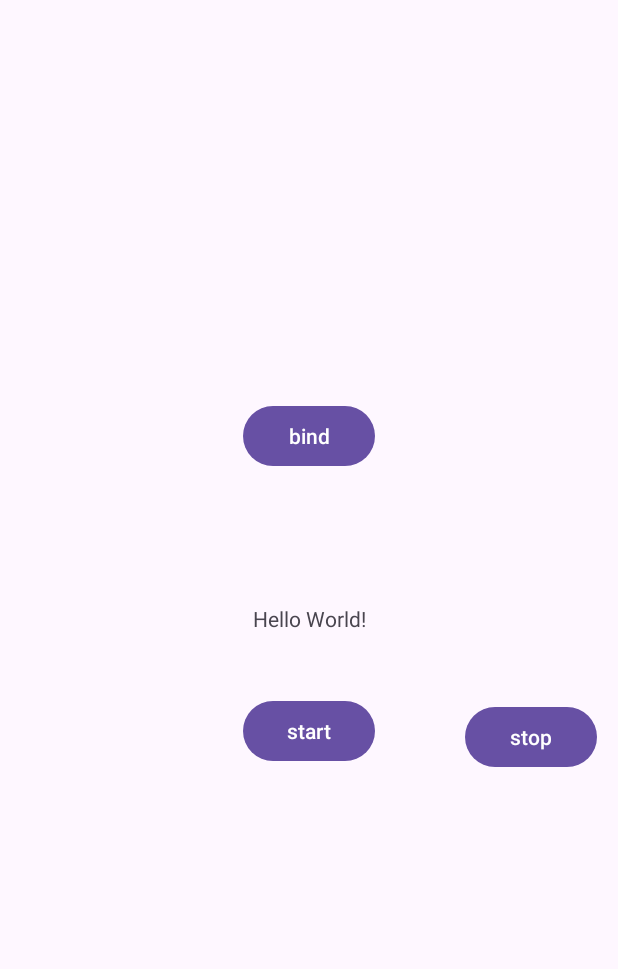
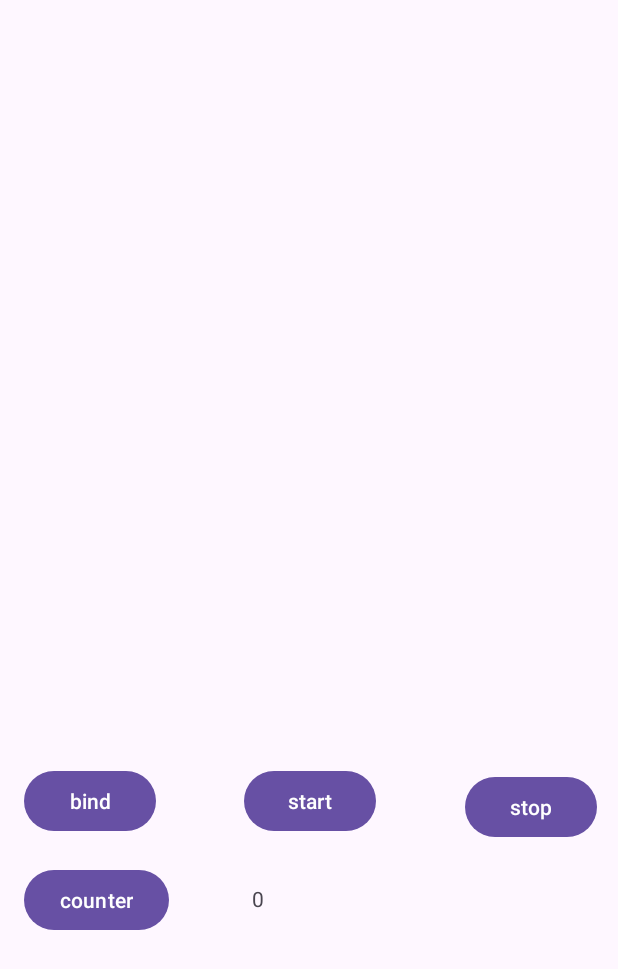
Before and after one commit to abdultanveer/Day3pay, an Android app: the screen it shows after launch (MainActivity), on a phone screen of 412 x 824 dp. Shown: the top 969 px of the screen. Run offline under Robolectric (Android 15) with nearby library versions, the phone set to English and light mode, and no system bars.

Commit message:
life b4 viewmodel

```diff
--- a/app/src/main/java/com/example/day3pay/MainActivity.kt
+++ b/app/src/main/java/com/example/day3pay/MainActivity.kt
@@ -16,11 +16,13 @@ import kotlin.math.sin
 //mainActivity  = client and MyServices is serving music
 class MainActivity : AppCompatActivity() {
     lateinit var mainTv:TextView
-lateinit var additionService: AdditionService
+    var  count = 0  //server-db
+    lateinit var additionService: AdditionService
     override fun onCreate(savedInstanceState: Bundle?) {
         super.onCreate(savedInstanceState)
         setContentView(R.layout.activity_main)
         mainTv = findViewById(R.id.tvMain)
+        mainTv.setText(""+count)
 
     }
 
@@ -61,4 +63,9 @@ lateinit var additionService: AdditionService
             TODO("Not yet implemented")
         }
     }
+
+    fun incrementCount(view: View) {
+        count++
+        mainTv.setText(""+count)
+    }
 }
--- a/app/src/main/res/layout/activity_main.xml
+++ b/app/src/main/res/layout/activity_main.xml
@@ -11,22 +11,23 @@
         android:id="@+id/tvMain"
         android:layout_width="wrap_content"
         android:layout_height="wrap_content"
+        android:layout_marginStart="5dp"
+        android:layout_marginTop="31dp"
         android:text="Hello World!"
-        app:layout_constraintBottom_toBottomOf="parent"
-        app:layout_constraintEnd_toEndOf="parent"
-        app:layout_constraintStart_toStartOf="parent"
-        app:layout_constraintTop_toTopOf="parent" />
+        app:layout_constraintStart_toStartOf="@+id/button"
+        app:layout_constraintTop_toBottomOf="@+id/button" />
 
     <Button
         android:id="@+id/button"
         android:layout_width="wrap_content"
         android:layout_height="wrap_content"
-        android:layout_marginTop="41dp"
+        android:layout_marginEnd="1dp"
+        android:layout_marginBottom="18dp"
         android:onClick="handleClick"
         android:text="start"
-        app:layout_constraintEnd_toEndOf="parent"
-        app:layout_constraintStart_toStartOf="parent"
-        app:layout_constraintTop_toBottomOf="@+id/tvMain" />
+        app:layout_constraintBottom_toTopOf="@+id/button4"
+        app:layout_constraintEnd_toStartOf="@+id/button2"
+        app:layout_constraintStart_toEndOf="@+id/button3" />
 
     <Button
         android:id="@+id/button2"
@@ -37,17 +38,31 @@
         android:onClick="handleStop"
         android:text="stop"
         app:layout_constraintEnd_toEndOf="parent"
+        app:layout_constraintStart_toEndOf="@+id/button"
         app:layout_constraintTop_toTopOf="@+id/button" />
 
     <Button
         android:id="@+id/button3"
         android:layout_width="wrap_content"
         android:layout_height="wrap_content"
-        android:layout_marginBottom="88dp"
+        android:layout_marginStart="16dp"
+        android:layout_marginBottom="266dp"
         android:onClick="signContractService"
         android:text="bind"
-        app:layout_constraintBottom_toTopOf="@+id/tvMain"
-        app:layout_constraintEnd_toEndOf="parent"
+        app:layout_constraintBottom_toBottomOf="parent"
+        app:layout_constraintEnd_toStartOf="@+id/button"
+        app:layout_constraintHorizontal_chainStyle="spread_inside"
         app:layout_constraintStart_toStartOf="parent" />
 
+    <Button
+        android:id="@+id/button4"
+        android:layout_width="wrap_content"
+        android:layout_height="wrap_content"
+        android:layout_marginStart="16dp"
+        android:layout_marginTop="18dp"
+        android:onClick="incrementCount"
+        android:text="counter"
+        app:layout_constraintStart_toStartOf="parent"
+        app:layout_constraintTop_toBottomOf="@+id/button3" />
+
 </androidx.constraintlayout.widget.ConstraintLayout>
```
